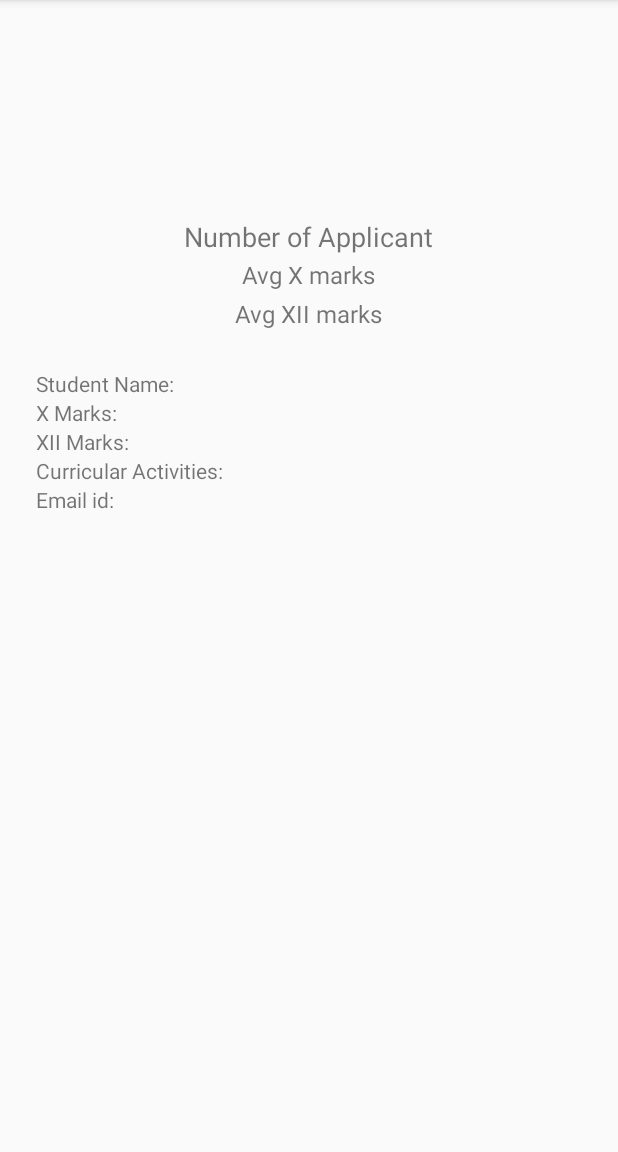
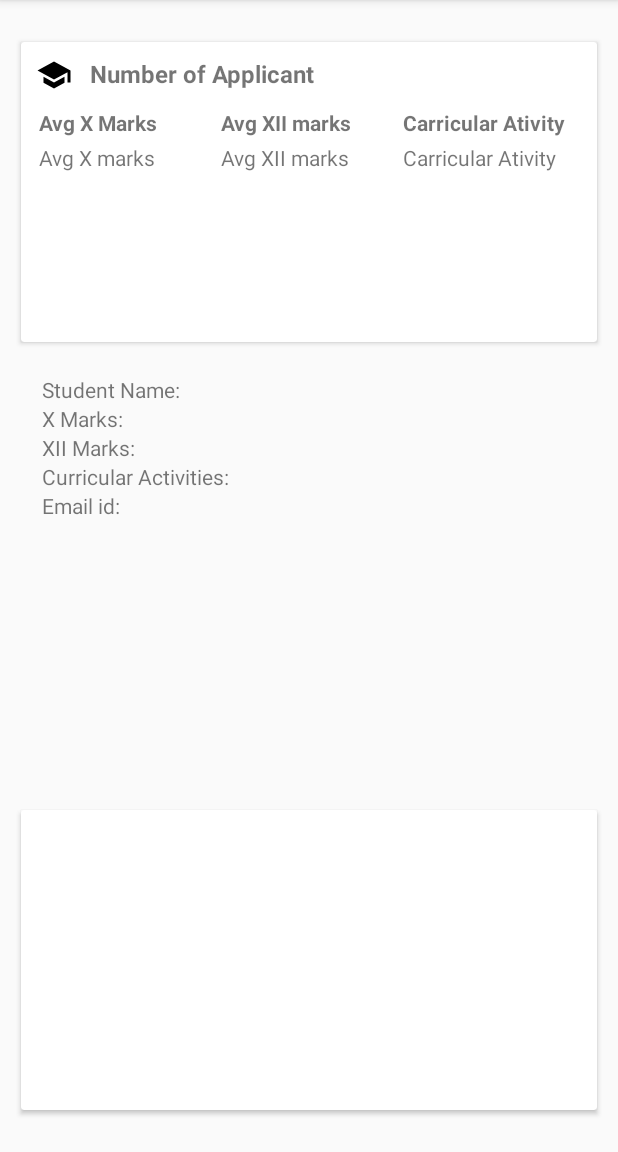
Before and after one commit to RohanDebnath/Pandas-Integration, an Android app: the screen it shows after launch (MainActivity), on a phone screen of 412 x 824 dp, the part 84-1236 px from its top. Run offline under Robolectric (Android 15) with nearby library versions, the phone set to English and light mode, and no system bars; libraries missing offline, so code that uses them is left out: com.chaquo.python; 15 statements that could not run were skipped.

Commit message:
UI changes in progress

```diff
--- /dev/null
+++ b/app/src/main/res/drawable/baseline_school_24.xml
@@ -0,0 +1,5 @@
+<vector android:height="24dp" android:tint="#000000"
+    android:viewportHeight="24" android:viewportWidth="24"
+    android:width="24dp" xmlns:android="http://schemas.android.com/apk/res/android">
+    <path android:fillColor="@android:color/white" android:pathData="M5,13.18v4L12,21l7,-3.82v-4L12,17l-7,-3.82zM12,3L1,9l11,6 9,-4.91V17h2V9L12,3z"/>
+</vector>
--- a/app/src/main/res/layout/activity_main.xml
+++ b/app/src/main/res/layout/activity_main.xml
@@ -4,48 +4,134 @@
     xmlns:tools="http://schemas.android.com/tools"
     android:layout_width="match_parent"
     android:layout_height="match_parent"
+    android:padding="4dp"
+    android:layout_margin="6dp"
     tools:context=".MainActivity"
     android:orientation="vertical"
     android:gravity="center"
     android:layout_gravity="center">
-
+<androidx.cardview.widget.CardView
+    android:layout_width="match_parent"
+    android:layout_height="200dp"
+    android:padding="8dp"
+    android:layout_margin="4dp"
+    android:elevation="134dp"
+    android:outlineAmbientShadowColor="@color/black">
+    <LinearLayout
+        android:layout_width="match_parent"
+        android:layout_height="match_parent"
+        android:orientation="vertical"
+        android:padding="4dp"
+        android:layout_margin="2dp">
         <TextView
             android:id="@+id/textview"
+            android:drawableLeft="@drawable/baseline_school_24"
             android:layout_width="wrap_content"
             android:layout_height="wrap_content"
             android:autoSizeTextType="uniform"
-        android:text="Number of Applicant"
-        android:textSize="18dp"
-        app:layout_constraintBottom_toBottomOf="parent"
-        app:layout_constraintEnd_toEndOf="parent"
-        app:layout_constraintStart_toStartOf="parent"
-        app:layout_constraintTop_toTopOf="parent" />
+            android:text="   Number of Applicant"
+            android:textSize="16dp"
+            android:textStyle="bold"
+            android:padding="4dp" />
+        <LinearLayout
+            android:layout_width="match_parent"
+            android:layout_height="match_parent"
+            android:padding="4dp"
+            android:orientation="horizontal">
+            <LinearLayout
+                android:layout_width="match_parent"
+                android:layout_height="wrap_content"
+                android:orientation="vertical"
+                android:layout_weight="1">
+                <TextView
+                    android:layout_width="match_parent"
+                    android:layout_height="match_parent"
+                    android:text="Avg X Marks"
+                    android:textSize="14dp"
+                    android:textStyle="bold"
+                    android:padding="2dp"
+                    />
                 <TextView
                     android:id="@+id/textview_Xmarks"
                     android:layout_width="wrap_content"
                     android:layout_height="wrap_content"
                     android:text="Avg X marks"
-        android:textSize="16dp"
+                    android:textSize="14dp"
                     android:padding="2dp"
                     />
+            </LinearLayout>
+            <LinearLayout
+                android:layout_width="match_parent"
+                android:layout_height="wrap_content"
+                android:orientation="vertical"
+                android:layout_weight="1">
                 <TextView
+                    android:layout_width="wrap_content"
+                    android:layout_height="wrap_content"
+                    android:text="Avg XII marks"
+                    android:textStyle="bold"
+                    android:textSize="14dp"
+                    android:padding="2dp"
+                    />   <TextView
                     android:id="@+id/textview_XIImarks"
                     android:layout_width="wrap_content"
                     android:layout_height="wrap_content"
                     android:text="Avg XII marks"
-        android:textSize="16dp"
+                    android:textSize="14dp"
                     android:padding="2dp"
+                    android:layout_weight="1.5"
                     />
+            </LinearLayout>
+            <LinearLayout
+                android:layout_width="match_parent"
+                android:layout_height="wrap_content"
+                android:orientation="vertical"
+                android:layout_weight="1">
+                <TextView
+                    android:layout_width="wrap_content"
+                    android:layout_height="wrap_content"
+                    android:text="Carricular Ativity"
+                    android:textSize="14dp"
+                    android:textStyle="bold"
+                    android:padding="2dp"
+                    android:layout_weight="1"
+                    />
+                <TextView
+                    android:id="@+id/textview_CarricularActivity"
+                    android:layout_width="wrap_content"
+                    android:layout_height="wrap_content"
+                    android:text="Carricular Ativity"
+                    android:textSize="14dp"
+                    android:padding="2dp"
+                    android:layout_weight="1"
+                    />
+            </LinearLayout>
+
+        </LinearLayout>
+
+    </LinearLayout>
+
+</androidx.cardview.widget.CardView>
+
     <androidx.core.widget.NestedScrollView
         android:layout_width="match_parent"
-        android:layout_height="400dp">
+        android:layout_height="300dp"
+        android:padding="4dp"
+        android:layout_margin="2dp">
         <androidx.recyclerview.widget.RecyclerView
             android:id="@+id/recyclerView"
             android:layout_width="match_parent"
             android:layout_height="wrap_content"
-            android:padding="16dp" />
+            android:padding="4dp"
+            />
     </androidx.core.widget.NestedScrollView>
 
+    <androidx.cardview.widget.CardView
+        android:layout_width="match_parent"
+        android:layout_height="200dp"
+        android:padding="8dp"
+        android:layout_margin="4dp">
 
+    </androidx.cardview.widget.CardView>
 
 </LinearLayout>
```
Also changed, not shown: 1 other file. Lines whose indentation alone changed are shown as unchanged.
